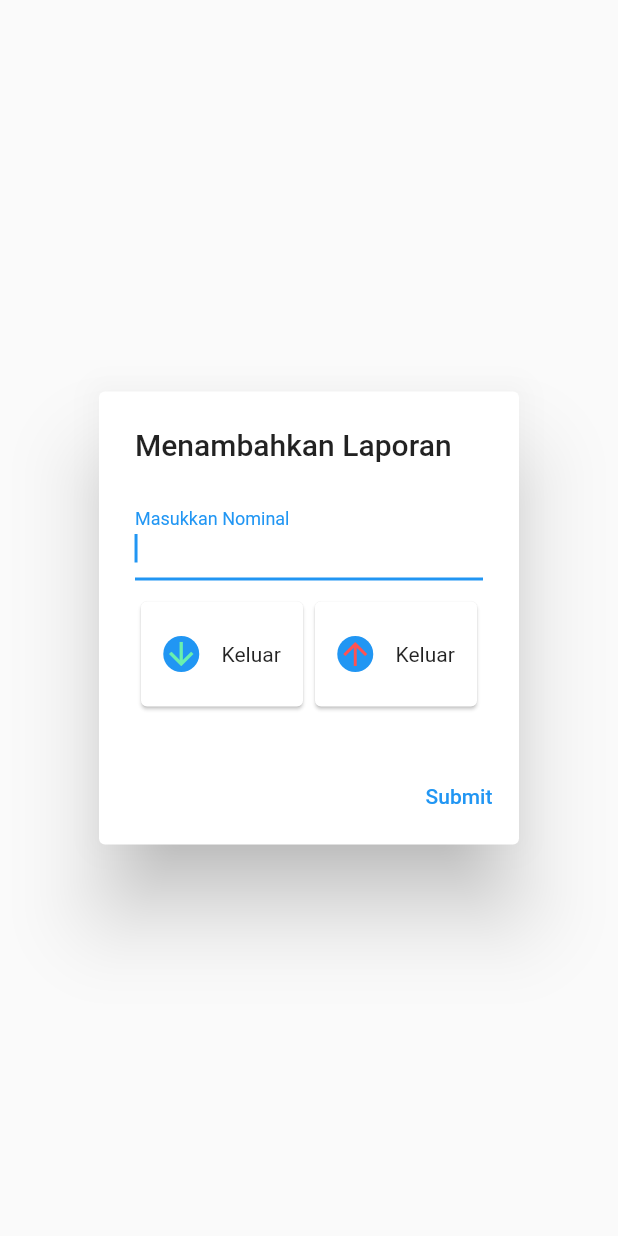
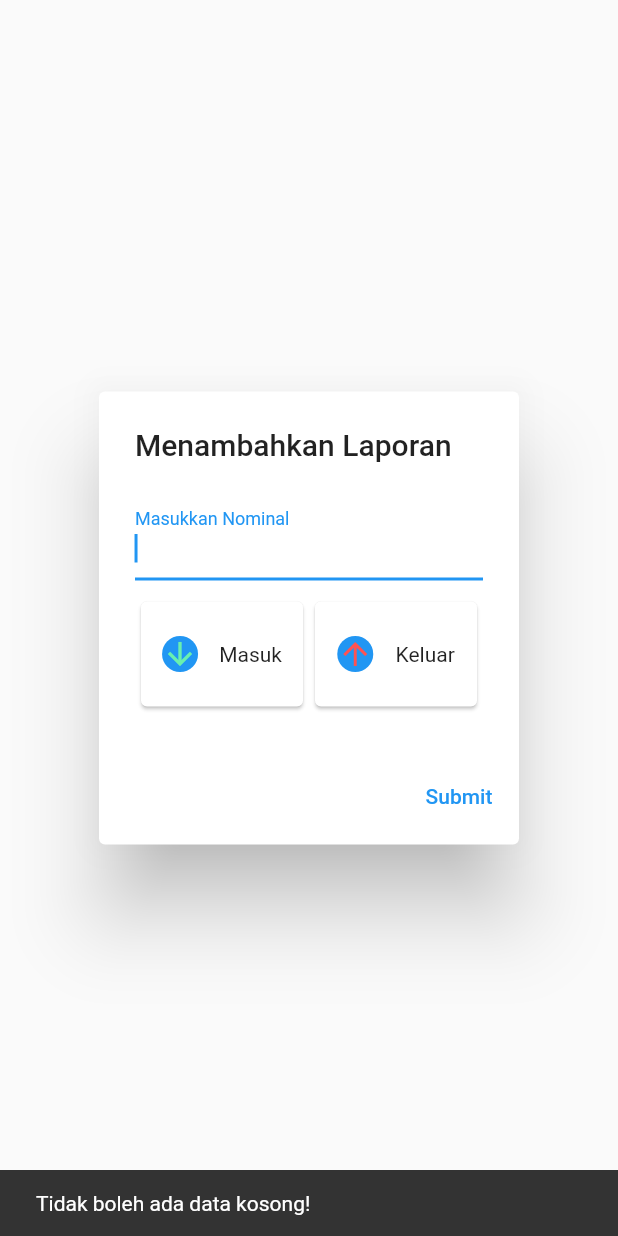
Before and after one commit to NaMLiM/Laporan-Penjualan, a Flutter app: the AddLaporanWidget widget shown alone on an empty page, opened directly, after a tap on "Submit", on a phone screen of 412 x 824 dp. Run offline on Flutter 3.47's test engine with Material 2 defaults, Android fonts, the phone set to English and light mode, and no system bars; our stand-ins replace package_info_plus, sqflite; accounts and stored records are empty.

```diff
--- a/lib/widget/add_laporan_widget.dart
+++ b/lib/widgets/add_laporan_widget.dart
@@ -1,4 +1,7 @@
 import 'package:flutter/material.dart';
+import 'package:laporan_penjualan/services/data_handler.dart';
+import 'package:intl/intl.dart';
+import 'package:laporan_penjualan/services/db_handler.dart';
 
 class AddLaporanWidget extends StatefulWidget {
   const AddLaporanWidget({Key? key}) : super(key: key);
@@ -12,8 +15,9 @@ class AddLaporanWidget extends StatefulWidget {
 enum addToggle { masuk, keluar, empty }
 
 class _AddLaporanWidgetState extends State<AddLaporanWidget> {
-  addToggle isSelected = addToggle.empty;
+  addToggle? isSelected = addToggle.empty;
   final GlobalKey<FormState> _form = GlobalKey<FormState>();
+  var textController = TextEditingController();
 
   @override
   Widget build(BuildContext context) {
@@ -23,6 +27,7 @@ class _AddLaporanWidgetState extends State<AddLaporanWidget> {
             key: _form,
             child: Column(mainAxisSize: MainAxisSize.min, children: [
               TextFormField(
+                  controller: textController,
                   autofocus: true,
                   keyboardType: TextInputType.number,
                   decoration: const InputDecoration(
@@ -35,7 +40,6 @@ class _AddLaporanWidgetState extends State<AddLaporanWidget> {
                         onTap: () {
                           setState(() {
                             isSelected = addToggle.masuk;
-                            print(isSelected);
                           });
                         },
                         child: Card(
@@ -59,14 +63,13 @@ class _AddLaporanWidgetState extends State<AddLaporanWidget> {
                                       Column(
                                           mainAxisAlignment:
                                               MainAxisAlignment.center,
-                                          children: const [Text("Keluar")])
+                                          children: const [Text("Masuk")])
                                     ]))))),
                 Expanded(
                     child: GestureDetector(
                         onTap: () {
                           setState(() {
                             isSelected = addToggle.keluar;
-                            print(isSelected);
                           });
                         },
                         child: Card(
@@ -96,7 +99,29 @@ class _AddLaporanWidgetState extends State<AddLaporanWidget> {
               ])
             ])),
         actions: <Widget>[
-          TextButton(onPressed: () {}, child: const Text("Submit"))
+          TextButton(
+              onPressed: () async {
+                if (isSelected == null ||
+                    isSelected == addToggle.empty ||
+                    textController.text.isEmpty) {
+                  var snackBar = const SnackBar(
+                      content: Text("Tidak boleh ada data kosong!"));
+                  ScaffoldMessenger.of(context).showSnackBar(snackBar);
+                } else {
+                  var status = isSelected.toString();
+                  isSelected == addToggle.masuk
+                      ? status = "Uang Masuk"
+                      : status = "Uang Keluar";
+                  DataHandler _data = DataHandler(
+                      nominal: int.parse(textController.text),
+                      date:
+                          DateFormat("y-MM-dd HH:mm:ss").format(DateTime.now()),
+                      status: status);
+                  List<DataHandler> _dataHandler = [_data];
+                  DatabaseHandler().insertData(_dataHandler);
+                }
+              },
+              child: const Text("Submit"))
         ]);
   }
 }
```
